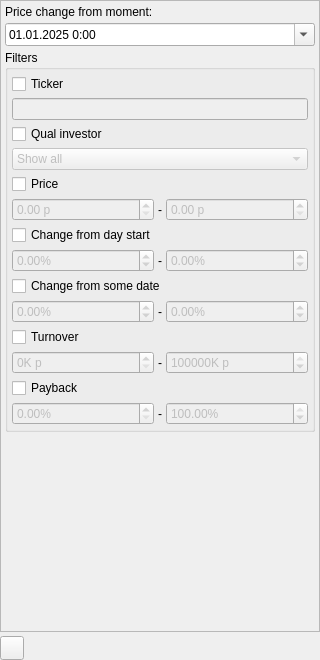
Old version of the form app/src/widgets/stockscontrolswidget/stockscontrolswidget.ui in the repository Gris87/TInvestor.
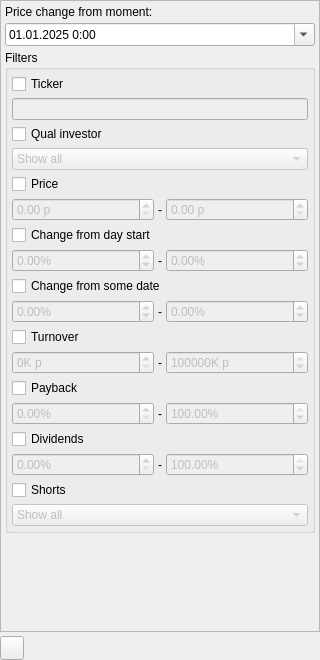
New version of the form. Icons and pictures are not drawn. Custom widgets are drawn as their Qt base class.

Commit message: Filter for dividends and shorts

What changed in the file:
```diff
--- a/app/src/widgets/stockscontrolswidget/stockscontrolswidget.ui
+++ b/app/src/widgets/stockscontrolswidget/stockscontrolswidget.ui
@@ -449,6 +449,91 @@
                 </item>
                </layout>
               </item>
+              <item>
+               <widget class="QCheckBox" name="dividendsCheckBox">
+                <property name="text">
+                 <string>Dividends</string>
+                </property>
+               </widget>
+              </item>
+              <item>
+               <layout class="QHBoxLayout" name="horizontalLayout_7">
+                <item>
+                 <widget class="QDoubleSpinBox" name="dividendsFromDoubleSpinBox">
+                  <property name="enabled">
+                   <bool>false</bool>
+                  </property>
+                  <property name="suffix">
+                   <string notr="true">%</string>
+                  </property>
+                  <property name="maximum">
+                   <double>100.000000000000000</double>
+                  </property>
+                 </widget>
+                </item>
+                <item>
+                 <widget class="QLabel" name="label_7">
+                  <property name="sizePolicy">
+                   <sizepolicy hsizetype="Fixed" vsizetype="Preferred">
+                    <horstretch>0</horstretch>
+                    <verstretch>0</verstretch>
+                   </sizepolicy>
+                  </property>
+                  <property name="text">
+                   <string notr="true">-</string>
+                  </property>
+                 </widget>
+                </item>
+                <item>
+                 <widget class="QDoubleSpinBox" name="dividendsToDoubleSpinBox">
+                  <property name="enabled">
+                   <bool>false</bool>
+                  </property>
+                  <property name="suffix">
+                   <string notr="true">%</string>
+                  </property>
+                  <property name="maximum">
+                   <double>100.000000000000000</double>
+                  </property>
+                  <property name="value">
+                   <double>100.000000000000000</double>
+                  </property>
+                 </widget>
+                </item>
+               </layout>
+              </item>
+              <item>
+               <widget class="QCheckBox" name="shortsCheckBox">
+                <property name="text">
+                 <string>Shorts</string>
+                </property>
+               </widget>
+              </item>
+              <item>
+               <widget class="QComboBox" name="shortsComboBox">
+                <property name="enabled">
+                 <bool>false</bool>
+                </property>
+                <property name="currentIndex">
+                 <number>0</number>
+                </property>
+                <item>
+                 <property name="text">
+                  <string>Show all</string>
+                 </property>
+                </item>
+                <item>
+                 <property name="text">
+                  <string>Only with enabled</string>
+                 </property>
+                </item>
+                <item>
+                 <property name="text">
+                  <string>Only with disabled</string>
+                 </property>
+                </item>
+               </widget>
+              </item>
              </layout>
             </widget>
            </item>
```
The commit also changes 11 other files.
